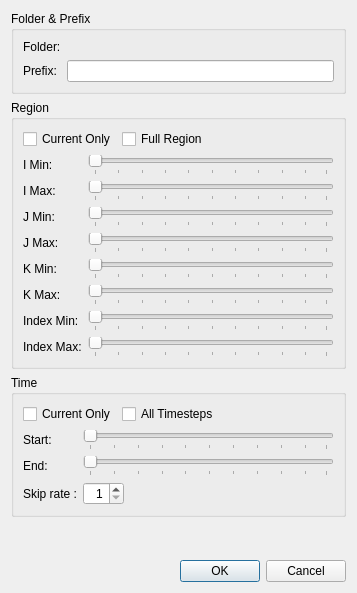
The window that libs/post/graph2dhybrid/graph2dhybridwindowcontinuousexportdialog.ui (i-RIC/prepost-gui) describes before a commit, drawn with Qt 5.
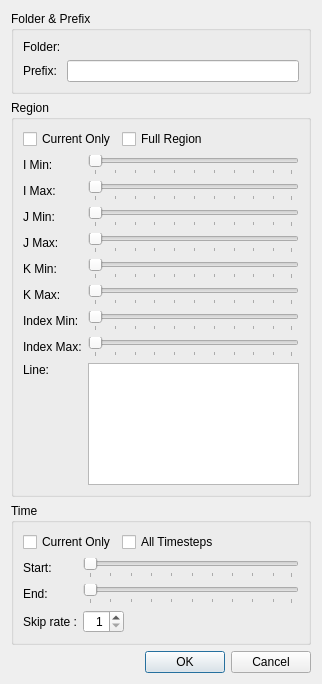
The same window after the commit. Custom widgets are drawn as their Qt base class.

Commit message: Add function to export snapshots of cross section chart for poly lines #1169

```diff
--- a/libs/post/graph2dhybrid/graph2dhybridwindowcontinuousexportdialog.ui
+++ b/libs/post/graph2dhybrid/graph2dhybridwindowcontinuousexportdialog.ui
@@ -6,14 +6,14 @@
    <rect>
     <x>0</x>
     <y>0</y>
-    <width>357</width>
-    <height>593</height>
+    <width>322</width>
+    <height>684</height>
    </rect>
   </property>
   <property name="windowTitle">
    <string>Snapshot Setting</string>
   </property>
-  <layout class="QVBoxLayout" name="verticalLayout_2">
+  <layout class="QVBoxLayout" name="verticalLayout_4">
    <item>
     <widget class="QGroupBox" name="directoryGroupBox">
      <property name="title">
@@ -48,8 +48,8 @@
      <property name="title">
       <string>Region</string>
      </property>
-     <layout class="QGridLayout" name="gridLayout_2">
-      <item row="0" column="0" colspan="2">
+     <layout class="QVBoxLayout" name="verticalLayout_3">
+      <item>
        <layout class="QHBoxLayout" name="horizontalLayout_3">
         <item>
          <widget class="QCheckBox" name="currentRegionCheckBox">
@@ -80,14 +80,16 @@
         </item>
        </layout>
       </item>
-      <item row="1" column="0">
+      <item>
+       <layout class="QGridLayout" name="gridLayout_2">
+        <item row="0" column="0">
        <widget class="QLabel" name="iMinLabel">
         <property name="text">
          <string>I Min:</string>
         </property>
        </widget>
       </item>
-      <item row="1" column="1">
+        <item row="0" column="1">
        <widget class="SliderWithValue" name="iMinSlider">
         <property name="orientation">
          <enum>Qt::Horizontal</enum>
@@ -97,14 +99,14 @@
         </property>
        </widget>
       </item>
-      <item row="2" column="0">
+        <item row="1" column="0">
        <widget class="QLabel" name="iMaxLabel">
         <property name="text">
          <string>I Max:</string>
         </property>
        </widget>
       </item>
-      <item row="2" column="1">
+        <item row="1" column="1">
        <widget class="SliderWithValue" name="iMaxSlider">
         <property name="orientation">
          <enum>Qt::Horizontal</enum>
@@ -114,14 +116,14 @@
         </property>
        </widget>
       </item>
-      <item row="3" column="0">
+        <item row="2" column="0">
        <widget class="QLabel" name="jMinLabel">
         <property name="text">
          <string>J Min:</string>
         </property>
        </widget>
       </item>
-      <item row="3" column="1">
+        <item row="2" column="1">
        <widget class="SliderWithValue" name="jMinSlider">
         <property name="orientation">
          <enum>Qt::Horizontal</enum>
@@ -131,14 +133,14 @@
         </property>
        </widget>
       </item>
-      <item row="4" column="0">
+        <item row="3" column="0">
        <widget class="QLabel" name="jMaxLabel">
         <property name="text">
          <string>J Max:</string>
         </property>
        </widget>
       </item>
-      <item row="4" column="1">
+        <item row="3" column="1">
        <widget class="SliderWithValue" name="jMaxSlider">
         <property name="orientation">
          <enum>Qt::Horizontal</enum>
@@ -148,14 +150,14 @@
         </property>
        </widget>
       </item>
-      <item row="5" column="0">
+        <item row="4" column="0">
        <widget class="QLabel" name="kMinLabel">
         <property name="text">
          <string>K Min:</string>
         </property>
        </widget>
       </item>
-      <item row="5" column="1">
+        <item row="4" column="1">
        <widget class="SliderWithValue" name="kMinSlider">
         <property name="orientation">
          <enum>Qt::Horizontal</enum>
@@ -165,14 +167,14 @@
         </property>
        </widget>
       </item>
-      <item row="6" column="0">
+        <item row="5" column="0">
        <widget class="QLabel" name="kMaxLabel">
         <property name="text">
          <string>K Max:</string>
         </property>
        </widget>
       </item>
-      <item row="6" column="1">
+        <item row="5" column="1">
        <widget class="SliderWithValue" name="kMaxSlider">
         <property name="orientation">
          <enum>Qt::Horizontal</enum>
@@ -182,14 +184,14 @@
         </property>
        </widget>
       </item>
-      <item row="7" column="0">
+        <item row="6" column="0">
        <widget class="QLabel" name="indexMinLabel">
         <property name="text">
          <string>Index Min:</string>
         </property>
        </widget>
       </item>
-      <item row="7" column="1">
+        <item row="6" column="1">
        <widget class="SliderWithValue" name="indexMinSlider">
         <property name="orientation">
          <enum>Qt::Horizontal</enum>
@@ -199,14 +201,14 @@
         </property>
        </widget>
       </item>
-      <item row="8" column="0">
+        <item row="7" column="0">
        <widget class="QLabel" name="indexMaxLabel">
         <property name="text">
          <string>Index Max:</string>
         </property>
        </widget>
       </item>
-      <item row="8" column="1">
+        <item row="7" column="1">
        <widget class="SliderWithValue" name="indexMaxSlider">
         <property name="orientation">
          <enum>Qt::Horizontal</enum>
@@ -216,6 +218,45 @@
         </property>
        </widget>
       </item>
+        <item row="8" column="0">
+         <layout class="QVBoxLayout" name="verticalLayout_2">
+          <item>
+           <widget class="QLabel" name="lineLabel">
+            <property name="text">
+             <string>Line:</string>
+            </property>
+           </widget>
+          </item>
+          <item>
+           <spacer name="verticalSpacer_2">
+            <property name="orientation">
+             <enum>Qt::Vertical</enum>
+            </property>
+            <property name="sizeHint" stdset="0">
+             <size>
+              <width>20</width>
+              <height>40</height>
+             </size>
+            </property>
+           </spacer>
+          </item>
+         </layout>
+        </item>
+        <item row="8" column="1">
+         <widget class="QListWidget" name="lineListWidget">
+          <property name="editTriggers">
+           <set>QAbstractItemView::NoEditTriggers</set>
+          </property>
+          <property name="selectionMode">
+           <enum>QAbstractItemView::ExtendedSelection</enum>
+          </property>
+          <property name="selectionBehavior">
+           <enum>QAbstractItemView::SelectRows</enum>
+          </property>
+         </widget>
+        </item>
+       </layout>
+      </item>
      </layout>
     </widget>
    </item>
```
Left out of the diff: 108 changed lines with no effect on the pictures. Lines whose indentation alone changed are shown as unchanged. The commit also changes 8 other files.
